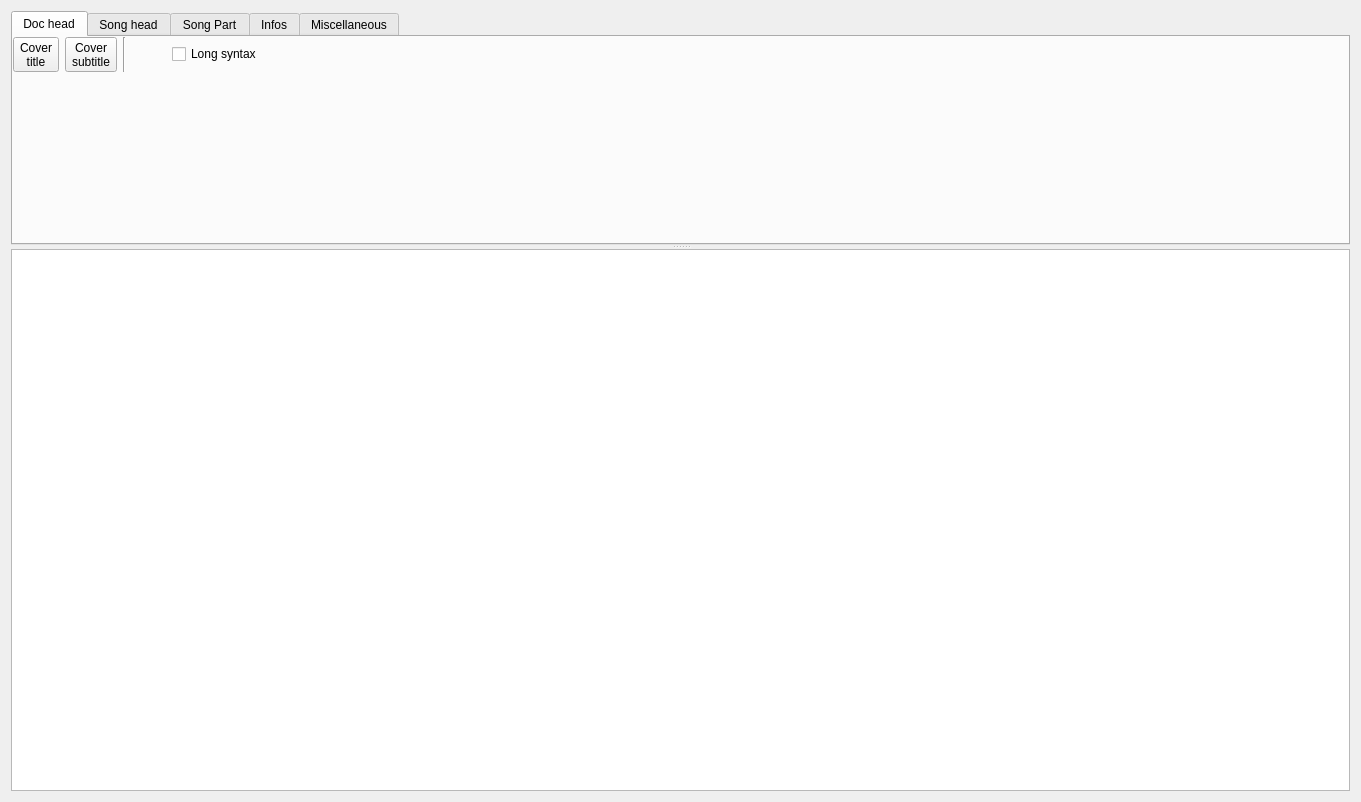
Old version of the form ui/formeditor.ui in the repository jpcima/chordv.
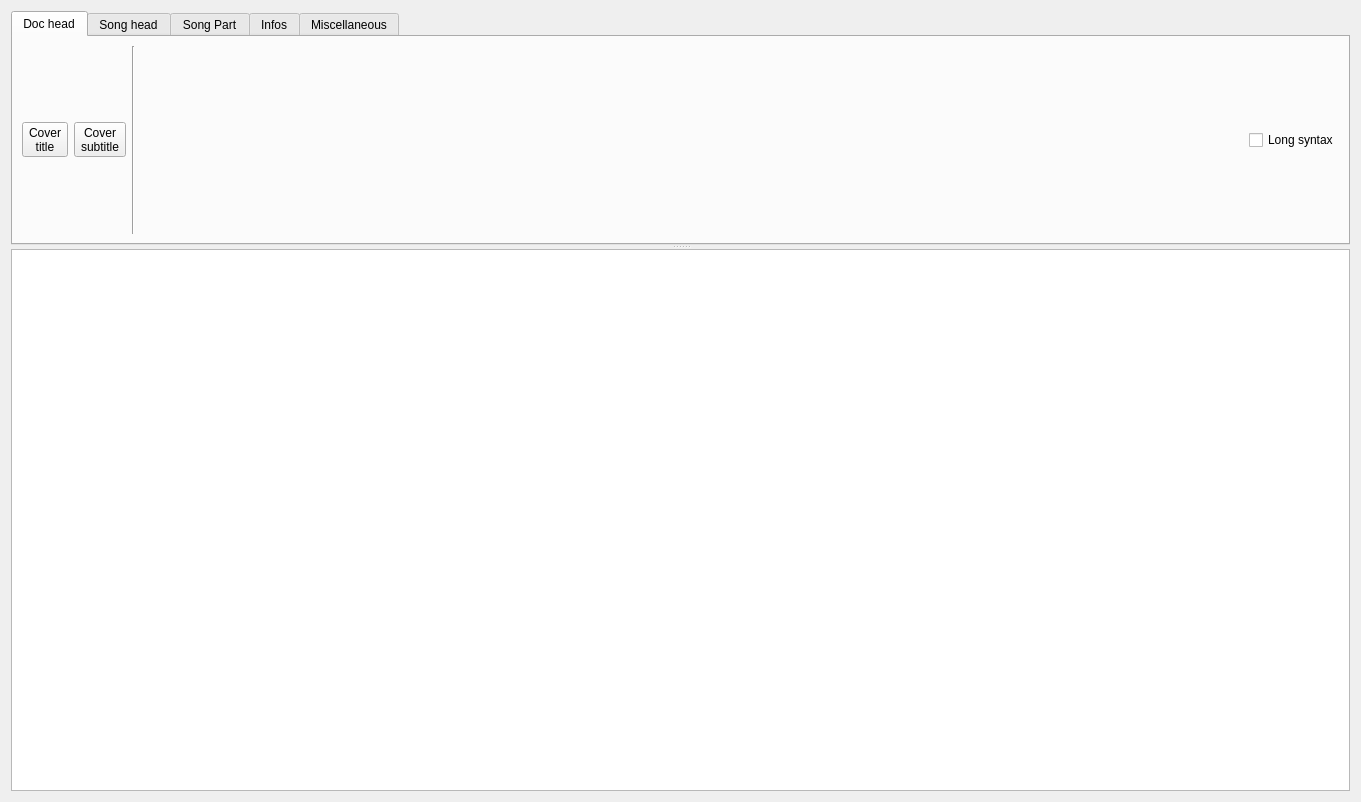
New version of the form. Custom widgets are drawn as their Qt base class.

Commit message: Import chords from {define} Util class changed to ChordClass

Patch:
```diff
--- a/ui/formeditor.ui
+++ b/ui/formeditor.ui
@@ -33,7 +33,8 @@
        <attribute name="title">
         <string>Doc head</string>
        </attribute>
-       <widget class="QWidget" name="">
+       <layout class="QHBoxLayout" name="horizontalLayout_9">
+        <item>
         <layout class="QHBoxLayout" name="horizontalLayout_4">
          <item>
           <widget class="QToolButton" name="toolButtonCT">
@@ -94,7 +95,8 @@
           </widget>
          </item>
         </layout>
-       </widget>
+        </item>
+       </layout>
       </widget>
       <widget class="QWidget" name="Songhead">
        <attribute name="title">
```
Lines whose indentation alone changed are shown as unchanged. The commit also changes 15 other files.
